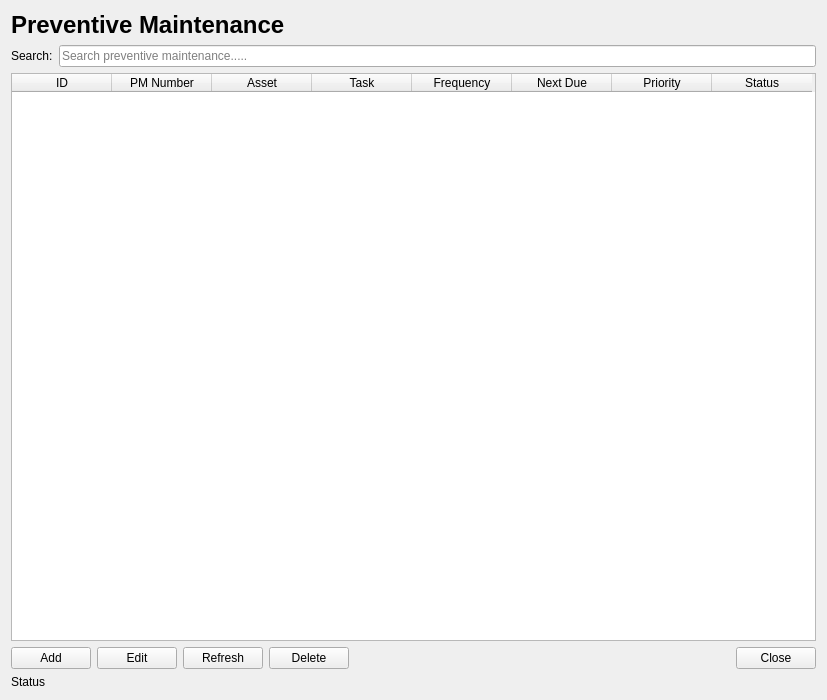
Apie-dup/MaintenanceSystem, file app/ui/forms/pm_page.ui: the form before one commit.
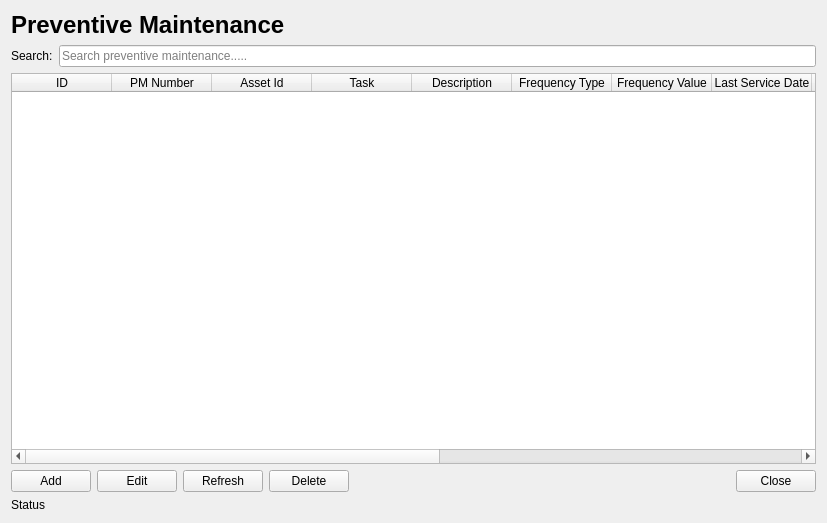
The form after the commit.

```diff
--- a/app/ui/forms/pm_page.ui
+++ b/app/ui/forms/pm_page.ui
@@ -7,7 +7,7 @@
     <x>0</x>
     <y>0</y>
     <width>827</width>
-    <height>700</height>
+    <height>523</height>
    </rect>
   </property>
   <property name="windowTitle">
@@ -65,7 +65,7 @@
      </column>
      <column>
       <property name="text">
-       <string>Asset</string>
+       <string>Asset Id</string>
       </property>
      </column>
      <column>
@@ -75,12 +75,37 @@
      </column>
      <column>
       <property name="text">
-       <string>Frequency</string>
+       <string>Description</string>
       </property>
      </column>
      <column>
       <property name="text">
-       <string>Next Due</string>
+       <string>Frequency Type</string>
+      </property>
+     </column>
+     <column>
+      <property name="text">
+       <string>Frequency Value</string>
+      </property>
+     </column>
+     <column>
+      <property name="text">
+       <string>Last Service Date</string>
+      </property>
+     </column>
+     <column>
+      <property name="text">
+       <string>Next Due Date</string>
+      </property>
+     </column>
+     <column>
+      <property name="text">
+       <string>Estimated Hours</string>
+      </property>
+     </column>
+     <column>
+      <property name="text">
+       <string>Estimated Cost</string>
       </property>
      </column>
      <column>
@@ -90,7 +115,17 @@
      </column>
      <column>
       <property name="text">
-       <string>Status</string>
+       <string>Active</string>
+      </property>
+     </column>
+     <column>
+      <property name="text">
+       <string>Notes</string>
+      </property>
+     </column>
+     <column>
+      <property name="text">
+       <string>Created At</string>
       </property>
      </column>
     </widget>
```
